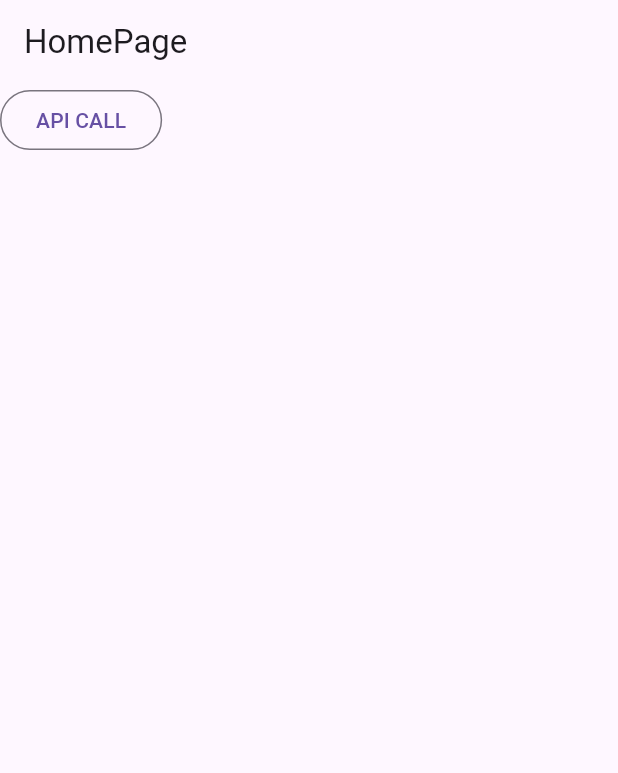
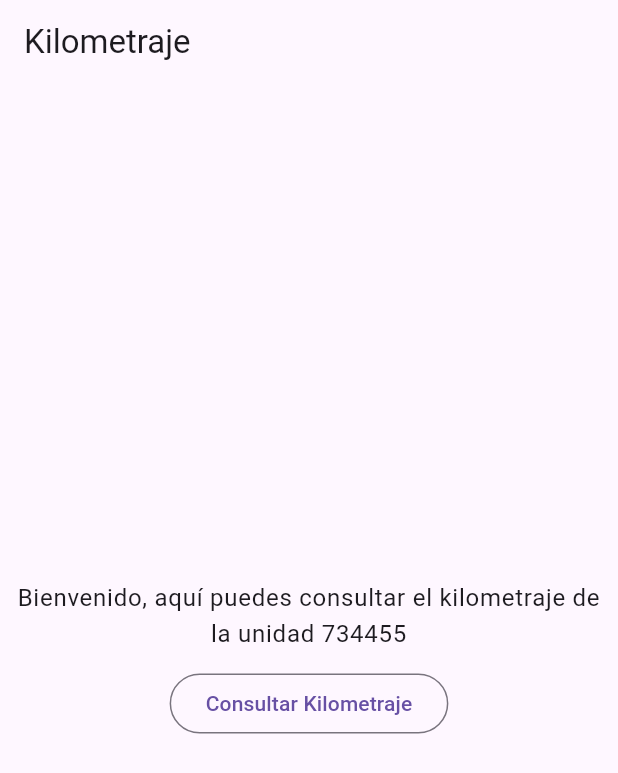
Before and after one commit to Brunox117/itire_prueba_km_bruno, a Flutter app: the screen it shows after launch, on a phone screen of 412 x 824 dp. Shown: the top 773 px of the screen. Run offline on Flutter 3.47's test engine with Material 3 defaults, Android fonts, the light colour scheme and no system bars; our stand-ins replace dio, flutter_dotenv, flutter_riverpod.

Commit message:
Se consume el kilometraje desde el widget de home page

```diff
--- a/lib/pages/home_page.dart
+++ b/lib/pages/home_page.dart
@@ -1,19 +1,108 @@
 import 'package:flutter/material.dart';
 import 'package:flutter_riverpod/flutter_riverpod.dart';
 import 'package:itire_prueba_km_bruno/providers/mileage_provider.dart';
+import 'package:itire_prueba_km_bruno/widgets/loading_widget.dart';
 
 class HomePage extends ConsumerWidget {
   const HomePage({super.key});
 
   @override
   Widget build(BuildContext context, WidgetRef ref) {
+    final textStyles = Theme.of(context).textTheme;
+    final mileageAsync = ref.watch(mileageProvider);
+    final mileageNotifier = ref.read(mileageProvider.notifier);
+    final isLoading = ref.watch(mileageProvider).isLoading;
+
     return Scaffold(
-      appBar: AppBar(title: const Text('HomePage')),
-      body: OutlinedButton(
-        onPressed: () async {
-          ref.read(mileageProvider.notifier).fetchMileage();
-        },
-        child: const Text("API CALL"),
+      appBar: AppBar(title: const Text('Kilometraje')),
+      body: Center(
+        child: Column(
+          mainAxisAlignment: MainAxisAlignment.center,
+          crossAxisAlignment: CrossAxisAlignment.center,
+          children: [
+            // Botón para llamar la API
+            !mileageNotifier.hasBeenCalled
+                ? isLoading
+                    ? LoadingWidget()
+                    : Padding(
+                      padding: const EdgeInsets.all(8.0),
+                      child: Column(
+                        children: [
+                          Text(
+                            "Bienvenido, aquí puedes consultar el kilometraje de la unidad 734455",
+                            textAlign: TextAlign.center,
+                            style: textStyles.bodyLarge,
+                          ),
+                          const SizedBox(height: 10),
+                          OutlinedButton(
+                            onPressed: () {
+                              mileageNotifier.fetchMileage();
+                            },
+                            child: const Text("Consultar Kilometraje"),
+                          ),
+                        ],
+                      ),
+                    )
+                : SizedBox(),
+
+            // Mostrar el estado de la consulta solo si se ha llamado
+            if (mileageNotifier.hasBeenCalled)
+              mileageAsync.when(
+                data: (mileage) {
+                  return Column(
+                    children: [
+                      OutlinedButton(
+                        onPressed: () {
+                          mileageNotifier.fetchMileage();
+                        },
+                        child: const Text("Volver a consultar"),
+                      ),
+                      const SizedBox(height: 16),
+                      const Icon(
+                        Icons.check_circle,
+                        color: Colors.green,
+                        size: 50,
+                      ),
+                      const SizedBox(height: 16),
+                      Text(
+                        'Kilometraje Total:',
+                        style: textStyles.headlineSmall,
+                      ),
+                      const SizedBox(height: 8),
+                      Text(
+                        '${mileage.toStringAsFixed(2)} km',
+                        style: textStyles.headlineMedium?.copyWith(
+                          fontWeight: FontWeight.bold,
+                          color: Colors.blue,
+                        ),
+                      ),
+                      const SizedBox(height: 8),
+                    ],
+                  );
+                },
+                loading: () => LoadingWidget(),
+                error:
+                    (error, stackTrace) => Column(
+                      children: [
+                        const Icon(Icons.error, color: Colors.red, size: 50),
+                        const SizedBox(height: 16),
+                        Text(
+                          textAlign: TextAlign.center,
+                          'Hubo un error, porfavor vuelve a intentarlo',
+                          style: Theme.of(context).textTheme.headlineSmall,
+                        ),
+                        const SizedBox(height: 8),
+                        OutlinedButton(
+                          onPressed: () {
+                            mileageNotifier.fetchMileage();
+                          },
+                          child: const Text("Volver a consultar"),
+                        ),
+                      ],
+                    ),
+              ),
+          ],
+        ),
       ),
     );
   }
--- a/lib/providers/mileage_provider.dart
+++ b/lib/providers/mileage_provider.dart
@@ -15,8 +15,11 @@ final mileageProvider =
 class MileageNotifier extends StateNotifier<AsyncValue<double>> {
   final dio = Dio();
   final int _vehicleId = 734455;
+  bool _hasBeenCalled = false;
 
   MileageNotifier() : super(AsyncValue.data(0));
+
+  bool get hasBeenCalled => _hasBeenCalled;
 
   Future<void> fetchMileage() async {
     state = const AsyncValue.loading();
@@ -36,6 +39,8 @@ class MileageNotifier extends StateNotifier<AsyncValue<double>> {
         timeFrom: timeFrom,
       );
       print("totalMileage = $totalMileage");
+      _hasBeenCalled = true;
+      state = AsyncValue.data(totalMileage);
     } catch (e) {
       state = AsyncValue.error(e, StackTrace.current);
     }
```
Also changed, not shown: lib/widgets/loading_widget.dart (added, +19 -0 lines).
